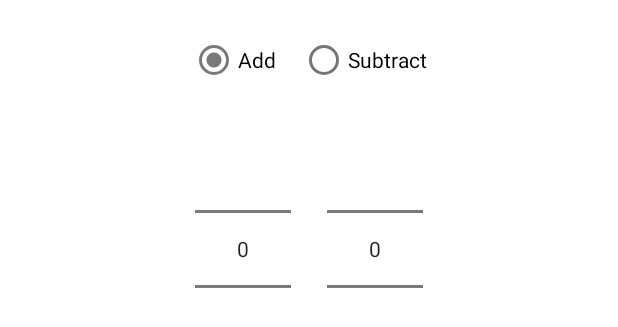
After one commit to PLPeeters/MaskTimer, an Android app: the layout dialog_edit_wear_time.xml on its own in the app's theme, with its tools: preview values and no code run, on a phone screen of 412 x 824 dp. The commit adds this screen. Shown: the top 327 px of the screen. Run offline under Robolectric (Android 15) with nearby library versions, the phone set to English and light mode, and no system bars.

Commit message:
Add context menu option to adjust mask wear time

```diff
--- /dev/null
+++ b/app/src/main/res/layout/dialog_edit_wear_time.xml
@@ -0,0 +1,55 @@
+<?xml version="1.0" encoding="utf-8"?>
+<LinearLayout xmlns:android="http://schemas.android.com/apk/res/android"
+    android:orientation="vertical"
+    android:layout_width="match_parent"
+    android:layout_height="match_parent">
+
+    <RadioGroup
+        android:layout_width="wrap_content"
+        android:layout_height="wrap_content"
+        android:layout_marginTop="16dp"
+        android:layout_gravity="center"
+        android:orientation="horizontal">
+
+        <RadioButton
+            android:id="@+id/radio_add"
+            android:layout_width="wrap_content"
+            android:layout_height="wrap_content"
+            android:layout_marginEnd="16dp"
+            android:text="@string/add"
+            android:checked="true" />
+
+        <RadioButton
+            android:layout_width="wrap_content"
+            android:layout_height="wrap_content"
+            android:text="@string/subtract" />
+
+    </RadioGroup>
+
+    <LinearLayout
+        android:layout_width="wrap_content"
+        android:layout_height="wrap_content"
+        android:layout_marginTop="12dp"
+        android:layout_gravity="center"
+        android:orientation="horizontal">
+
+        <NumberPicker
+            android:id="@+id/hours"
+            android:layout_width="wrap_content"
+            android:layout_height="wrap_content"
+            android:layout_marginHorizontal="12dp"
+            android:minHeight="48dp"
+            android:ems="10" />
+
+        <NumberPicker
+            android:id="@+id/minutes"
+            android:layout_width="wrap_content"
+            android:layout_height="wrap_content"
+            android:layout_marginHorizontal="12dp"
+            android:minHeight="48dp"
+            android:ems="10" />
+
+    </LinearLayout>
+
+
+</LinearLayout>
--- a/app/src/main/res/values/strings.xml
+++ b/app/src/main/res/values/strings.xml
@@ -42,6 +42,13 @@
     <string name="paused_wearing_your_mask">Paused wearing your %1$s %2$s mask</string>
     <string name="replace_your_mask">Time to replace your mask!</string>
     <string name="replace">Replace</string>
+    <string name="adjust_wear_time">Adjust wear time</string>
+    <string name="add">Add</string>
+    <string name="subtract">Subtract</string>
+    <string name="hours_abbr">%dh</string>
+    <string name="minutes_abbr">%dm</string>
+    <string name="add_wear_time">Add wear time</string>
+    <string name="subtract_wear_time">Subtract wear time</string>
     <string name="delete">Delete</string>
     <string name="list_empty">You have no masks yet, add one using the button in the bottom corner.</string>
     <string name="stop">Stop</string>
```
Also changed, not shown: app/src/main/java/com/plpeeters/masktimer/MainActivity.kt (+30 -12 lines), app/src/main/java/com/plpeeters/masktimer/data/Mask.kt (+29 -4 lines), app/src/main/java/com/plpeeters/masktimer/utils/Dialogs.kt (+89 -0 lines), 1 other file.
